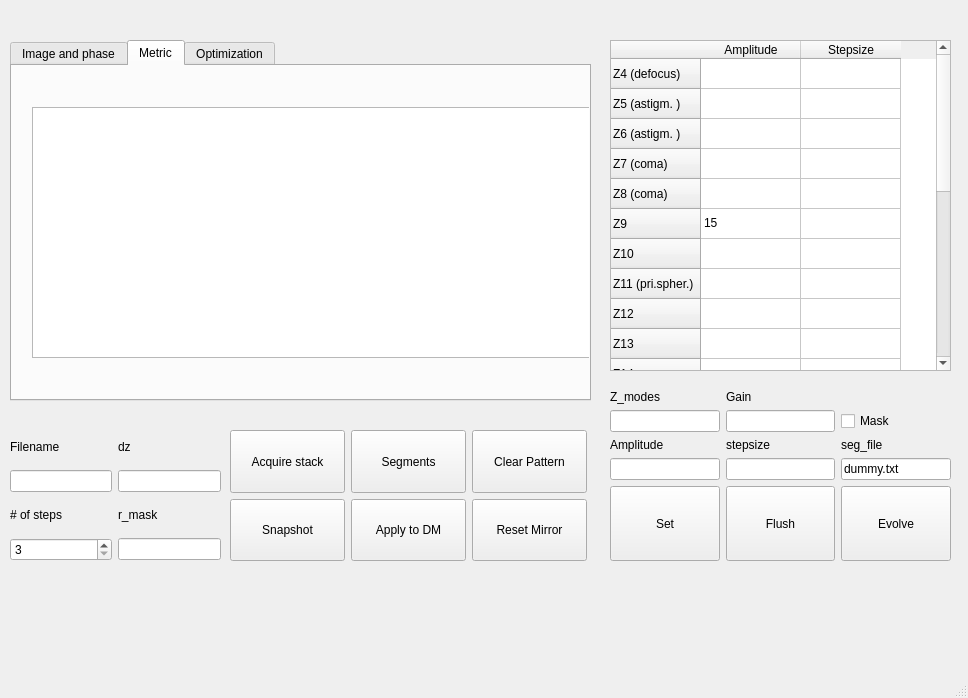
Before: the Qt Designer form modules/BMC_multicorrection/BMC_multicorrection_design.ui in Huanglab-ucsf/InControl, drawn with Qt 5.
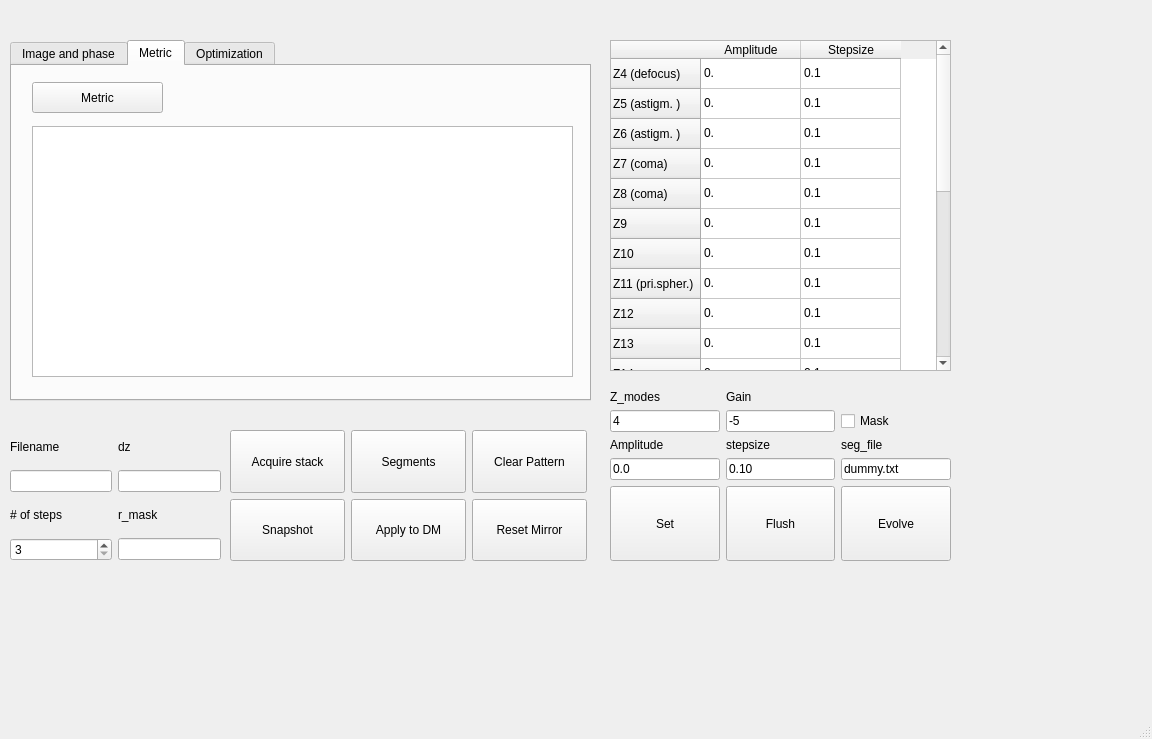
After: the same form once the commit is applied. The open tabs and pages were chosen to show the change.

```diff
--- a/modules/BMC_multicorrection/BMC_multicorrection_design.ui
+++ b/modules/BMC_multicorrection/BMC_multicorrection_design.ui
@@ -6,8 +6,8 @@
    <rect>
     <x>0</x>
     <y>0</y>
-    <width>968</width>
-    <height>698</height>
+    <width>1152</width>
+    <height>739</height>
    </rect>
   </property>
   <property name="sizePolicy">
@@ -161,12 +161,25 @@
       <property name="geometry">
        <rect>
         <x>20</x>
-        <y>41</y>
-        <width>571</width>
+        <y>60</y>
+        <width>541</width>
         <height>251</height>
        </rect>
       </property>
      </widget>
+     <widget class="QPushButton" name="pushButton_metric">
+      <property name="geometry">
+       <rect>
+        <x>20</x>
+        <y>16</y>
+        <width>131</width>
+        <height>31</height>
+       </rect>
+      </property>
+      <property name="text">
+       <string>Metric</string>
+      </property>
+     </widget>
     </widget>
     <widget class="QWidget" name="tab_Optimize">
      <attribute name="title">
@@ -308,12 +321,222 @@
     </column>
     <item row="0" column="0">
      <property name="text">
-      <string/>
+      <string>0.</string>
+     </property>
+    </item>
+    <item row="0" column="1">
+     <property name="text">
+      <string>0.1</string>
+     </property>
+    </item>
+    <item row="1" column="0">
+     <property name="text">
+      <string>0.</string>
+     </property>
+    </item>
+    <item row="1" column="1">
+     <property name="text">
+      <string>0.1</string>
+     </property>
+    </item>
+    <item row="2" column="0">
+     <property name="text">
+      <string>0.</string>
+     </property>
+    </item>
+    <item row="2" column="1">
+     <property name="text">
+      <string>0.1</string>
+     </property>
+    </item>
+    <item row="3" column="0">
+     <property name="text">
+      <string>0.</string>
+     </property>
+    </item>
+    <item row="3" column="1">
+     <property name="text">
+      <string>0.1</string>
+     </property>
+    </item>
+    <item row="4" column="0">
+     <property name="text">
+      <string>0.</string>
+     </property>
+    </item>
+    <item row="4" column="1">
+     <property name="text">
+      <string>0.1</string>
      </property>
     </item>
     <item row="5" column="0">
      <property name="text">
-      <string>15</string>
+      <string>0.</string>
+     </property>
+    </item>
+    <item row="5" column="1">
+     <property name="text">
+      <string>0.1</string>
+     </property>
+    </item>
+    <item row="6" column="0">
+     <property name="text">
+      <string>0.</string>
+     </property>
+    </item>
+    <item row="6" column="1">
+     <property name="text">
+      <string>0.1</string>
+     </property>
+    </item>
+    <item row="7" column="0">
+     <property name="text">
+      <string>0.</string>
+     </property>
+    </item>
+    <item row="7" column="1">
+     <property name="text">
+      <string>0.1</string>
+     </property>
+    </item>
+    <item row="8" column="0">
+     <property name="text">
+      <string>0.</string>
+     </property>
+    </item>
+    <item row="8" column="1">
+     <property name="text">
+      <string>0.1</string>
+     </property>
+    </item>
+    <item row="9" column="0">
+     <property name="text">
+      <string>0.</string>
+     </property>
+    </item>
+    <item row="9" column="1">
+     <property name="text">
+      <string>0.1</string>
+     </property>
+    </item>
+    <item row="10" column="0">
+     <property name="text">
+      <string>0.</string>
+     </property>
+    </item>
+    <item row="10" column="1">
+     <property name="text">
+      <string>0.1</string>
+     </property>
+    </item>
+    <item row="11" column="0">
+     <property name="text">
+      <string>0.</string>
+     </property>
+    </item>
+    <item row="11" column="1">
+     <property name="text">
+      <string>0.1</string>
+     </property>
+    </item>
+    <item row="12" column="0">
+     <property name="text">
+      <string>0.</string>
+     </property>
+    </item>
+    <item row="12" column="1">
+     <property name="text">
+      <string>0.1</string>
+     </property>
+    </item>
+    <item row="13" column="0">
+     <property name="text">
+      <string>0.</string>
+     </property>
+    </item>
+    <item row="13" column="1">
+     <property name="text">
+      <string>0.1</string>
+     </property>
+    </item>
+    <item row="14" column="0">
+     <property name="text">
+      <string>0.</string>
+     </property>
+    </item>
+    <item row="14" column="1">
+     <property name="text">
+      <string>0.1</string>
+     </property>
+    </item>
+    <item row="15" column="0">
+     <property name="text">
+      <string>0.</string>
+     </property>
+    </item>
+    <item row="15" column="1">
+     <property name="text">
+      <string>0.1</string>
+     </property>
+    </item>
+    <item row="16" column="0">
+     <property name="text">
+      <string>0.</string>
+     </property>
+    </item>
+    <item row="16" column="1">
+     <property name="text">
+      <string>0.1</string>
+     </property>
+    </item>
+    <item row="17" column="0">
+     <property name="text">
+      <string>0.</string>
+     </property>
+    </item>
+    <item row="17" column="1">
+     <property name="text">
+      <string>0.1</string>
+     </property>
+    </item>
+    <item row="18" column="0">
+     <property name="text">
+      <string>0.</string>
+     </property>
+    </item>
+    <item row="18" column="1">
+     <property name="text">
+      <string>0.1</string>
+     </property>
+    </item>
+    <item row="19" column="0">
+     <property name="text">
+      <string>0.</string>
+     </property>
+    </item>
+    <item row="19" column="1">
+     <property name="text">
+      <string>0.1</string>
+     </property>
+    </item>
+    <item row="20" column="0">
+     <property name="text">
+      <string>0.</string>
+     </property>
+    </item>
+    <item row="20" column="1">
+     <property name="text">
+      <string>0.1</string>
+     </property>
+    </item>
+    <item row="21" column="0">
+     <property name="text">
+      <string>0.</string>
+     </property>
+    </item>
+    <item row="21" column="1">
+     <property name="text">
+      <string>0.1</string>
      </property>
     </item>
    </widget>
@@ -367,7 +590,11 @@
       </widget>
      </item>
      <item row="1" column="1">
-      <widget class="QLineEdit" name="lineEdit_gain"/>
+      <widget class="QLineEdit" name="lineEdit_gain">
+       <property name="text">
+        <string>-5</string>
+       </property>
+      </widget>
      </item>
      <item row="0" column="1">
       <widget class="QLabel" name="label_gain">
@@ -397,6 +624,9 @@
          <verstretch>0</verstretch>
         </sizepolicy>
        </property>
+       <property name="text">
+        <string>4</string>
+       </property>
       </widget>
      </item>
      <item row="2" column="0">
@@ -420,6 +650,9 @@
          <verstretch>0</verstretch>
         </sizepolicy>
        </property>
+       <property name="text">
+        <string>0.0</string>
+       </property>
       </widget>
      </item>
      <item row="2" column="1">
@@ -443,6 +676,9 @@
          <verstretch>0</verstretch>
         </sizepolicy>
        </property>
+       <property name="text">
+        <string>0.10</string>
+       </property>
       </widget>
      </item>
      <item row="1" column="2">
@@ -548,6 +784,17 @@
      </item>
     </layout>
    </widget>
+   <widget class="QWidget" name="verticalLayoutWidget">
+    <property name="geometry">
+     <rect>
+      <x>970</x>
+      <y>40</y>
+      <width>131</width>
+      <height>641</height>
+     </rect>
+    </property>
+    <layout class="QVBoxLayout" name="verticalLayout_activeZ"/>
+   </widget>
   </widget>
   <widget class="QMenuBar" name="menubar">
    <property name="geometry">
```
Left out of the diff: 4 changed lines with no effect on the pictures.
